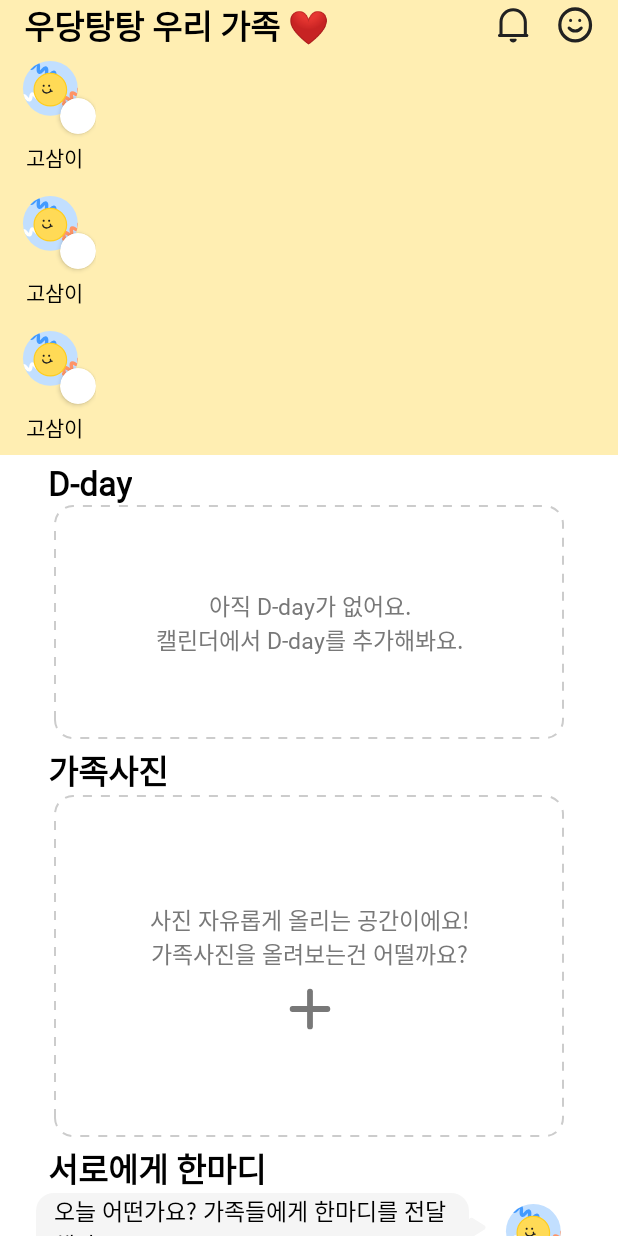
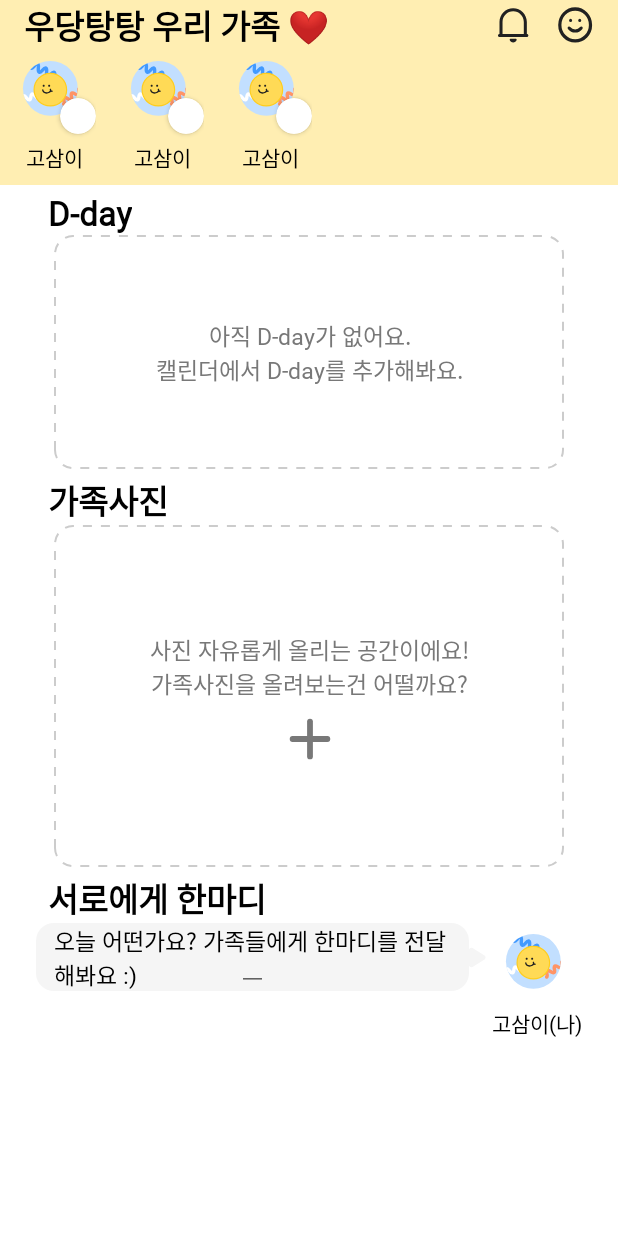
Before and after one commit to TeamOwori/Owori-Android, an Android app: the layout fragment_home.xml on its own in the app's theme, with its tools: preview values and no code run, on a phone screen of 412 x 824 dp. Run offline under Robolectric (Android 15) with nearby library versions, the light colour scheme and no system bars.

Commit message:
feat: 가족별 감정 리스트 RecyclerView 더미데이터 적용 #10

```diff
--- a/app/src/main/java/com/owori/android/presenter/model/MemberItem.kt
+++ b/app/src/main/java/com/owori/android/presenter/model/MemberItem.kt
@@ -1,10 +1,8 @@
 package com.owori.android.presenter.model
-
-import android.graphics.drawable.Drawable
 
 data class MemberItem (
     val id: Int,
     val name: String,
     val profileImage: String,
-    val emotionDrawable: Drawable?,
+    val emotionDrawableId: Int?,
 )
--- a/app/src/main/res/layout/fragment_home.xml
+++ b/app/src/main/res/layout/fragment_home.xml
@@ -58,10 +58,11 @@
                 app:layout_constraintHorizontal_bias="0.0"
                 app:layout_constraintStart_toStartOf="parent"
                 app:layout_constraintTop_toBottomOf="@+id/family_name"
+                android:orientation="horizontal"
+                app:layoutManager="androidx.recyclerview.widget.LinearLayoutManager"
+                tools:orientation="horizontal"
                 tools:itemCount="3"
-                tools:layoutManager="androidx.recyclerview.widget.LinearLayoutManager"
-                tools:listitem="@layout/item_family_member"
-                tools:orientation="horizontal" />
+                tools:listitem="@layout/item_family_member" />
 
         </androidx.constraintlayout.widget.ConstraintLayout>
 
--- a/app/src/main/res/layout/item_family_member.xml
+++ b/app/src/main/res/layout/item_family_member.xml
@@ -32,7 +32,7 @@
             android:layout_height="24dp"
             android:src="@color/black"
             app:cardCornerRadius="56dp"
-            android:visibility="@{data.emotionDrawable == null ? View.GONE : View.VISIBLE}"
+            android:visibility="@{data.emotionDrawableId == null ? View.GONE : View.VISIBLE}"
             app:layout_constraintBottom_toBottomOf="@+id/member_profile"
             app:layout_constraintEnd_toEndOf="parent">
 
@@ -40,7 +40,7 @@
                 android:id="@+id/emotion"
                 android:layout_width="18dp"
                 android:layout_height="18dp"
-                setImageView="@{data.emotionDrawable}"
+                setImageView="@{data.emotionDrawableId}"
                 android:layout_gravity="center"/>
 
         </androidx.cardview.widget.CardView>
```
Also changed, not shown: app/src/main/java/com/owori/android/presenter/main/home/FamilyMemberAdapter.kt (added, +39 -0 lines), app/src/main/java/com/owori/android/presenter/main/home/HomeFragment.kt (+14 -2 lines), app/src/main/java/com/owori/android/presenter/main/home/HomeViewModel.kt (+18 -0 lines).
